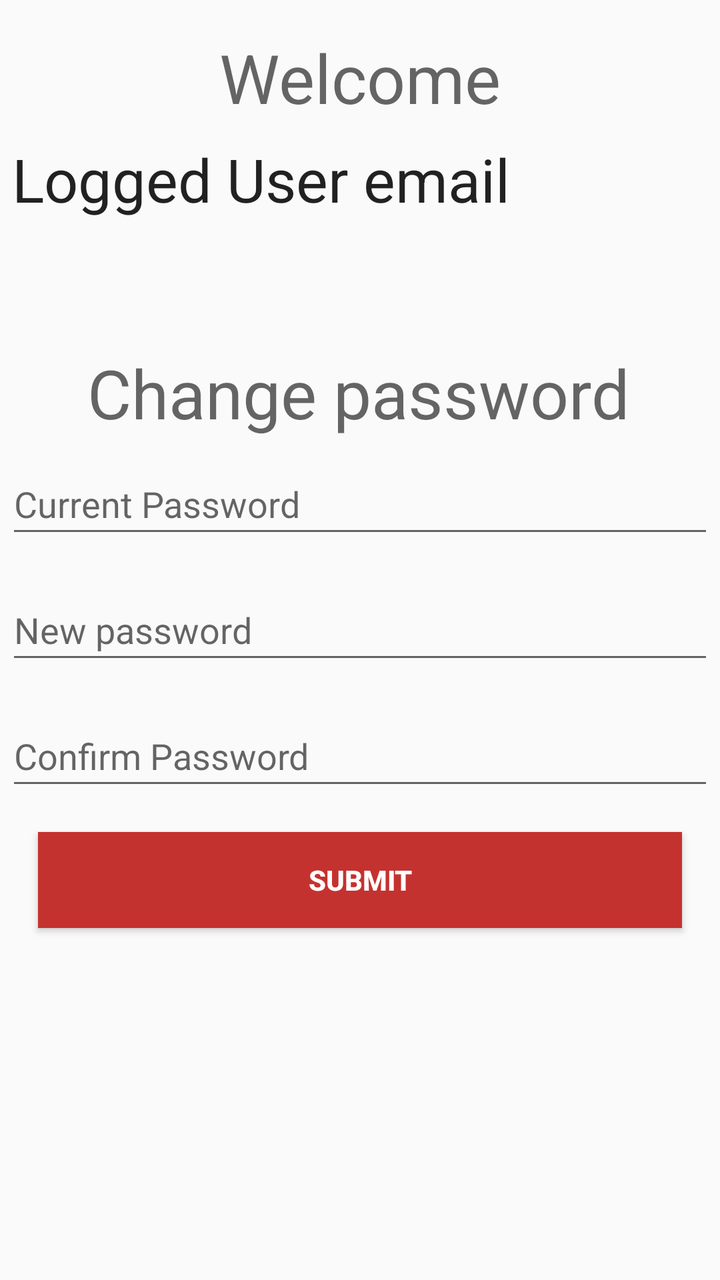
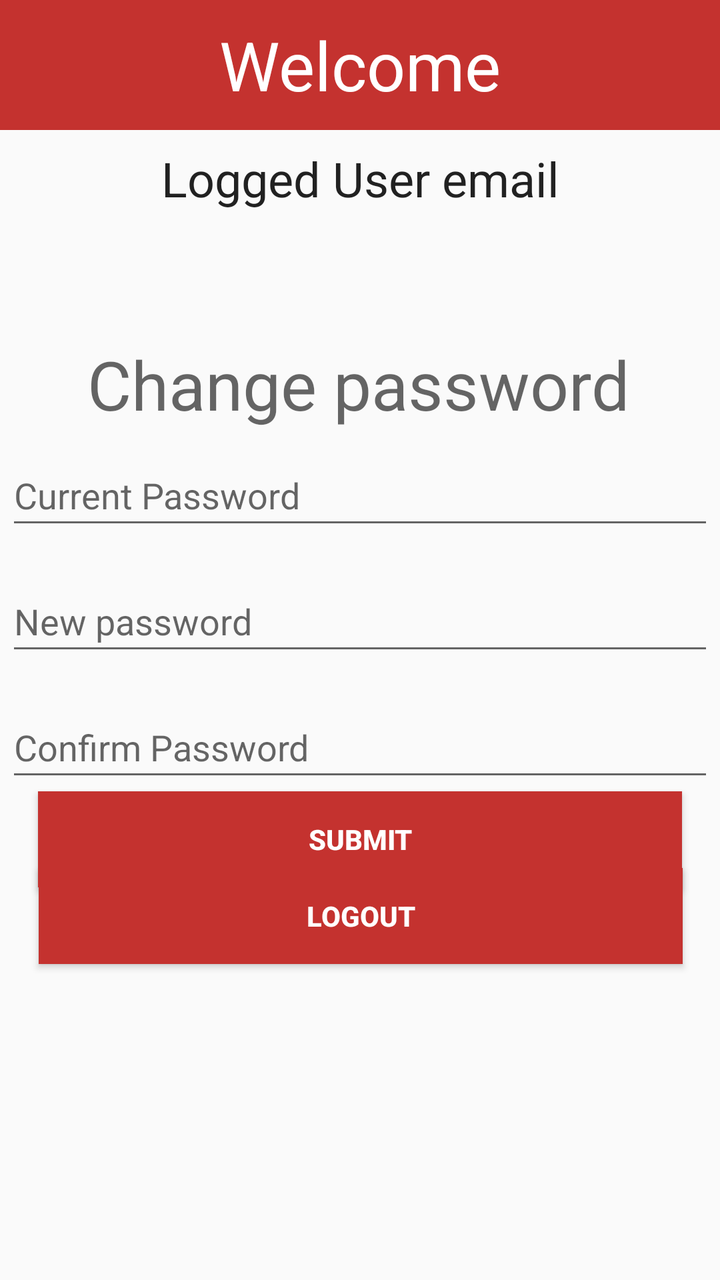

The first picture is an Android layout as it rendered before a commit; the second is the same layout after the commit. The layout source and the unified diff follow.
<!-- AndroidManifest.xml: application theme AppTheme -->
<!-- res/layout/activity_dashboard.xml -->
<?xml version="1.0" encoding="utf-8"?>
<androidx.constraintlayout.widget.ConstraintLayout xmlns:android="http://schemas.android.com/apk/res/android"
    xmlns:app="http://schemas.android.com/apk/res-auto"
    xmlns:tools="http://schemas.android.com/tools"
    android:layout_width="match_parent"
    android:layout_height="match_parent"
    tools:context=".Dashboard">

    <TextView
        android:id="@+id/tv_logged_user_name"
        android:layout_width="348dp"
        android:layout_height="wrap_content"
        android:layout_marginTop="8dp"
        android:text="@string/tv_logged_user_name"
        android:textAppearance="@style/TextAppearance.AppCompat.Large"
        android:textSize="30sp"
        app:autoSizeTextType="uniform"
        app:layout_constraintEnd_toEndOf="parent"
        app:layout_constraintStart_toStartOf="parent"
        app:layout_constraintTop_toBottomOf="@+id/tv_welcome" />

    <TextView
        android:id="@+id/tv_welcome"
        android:layout_width="wrap_content"
        android:layout_height="wrap_content"
        android:layout_marginTop="16dp"
        android:text="@string/tv_welcome"
        android:textAppearance="@style/TextAppearance.AppCompat.Display1"
        app:layout_constraintEnd_toEndOf="parent"
        app:layout_constraintStart_toStartOf="parent"
        app:layout_constraintTop_toTopOf="parent" />

    <TextView
        android:id="@+id/lb_change_password"
        android:layout_width="wrap_content"
        android:layout_height="wrap_content"
        android:layout_marginTop="64dp"
        android:text="@string/lb_change_password"
        android:textAppearance="@style/TextAppearance.AppCompat.Display1"
        app:layout_constraintEnd_toEndOf="parent"
        app:layout_constraintHorizontal_bias="0.496"
        app:layout_constraintStart_toStartOf="parent"
        app:layout_constraintTop_toBottomOf="@+id/tv_logged_user_name" />

    <EditText
        android:id="@+id/et_original_password"
        android:layout_width="354dp"
        android:layout_height="47dp"
        android:layout_marginTop="8dp"
        android:layout_marginBottom="8dp"
        android:autofillHints=""
        android:ems="10"
        android:hint="@string/current_password"
        android:inputType="textPassword"
        app:layout_constraintBottom_toTopOf="@+id/et_new_password"
        app:layout_constraintEnd_toEndOf="parent"
        app:layout_constraintStart_toStartOf="parent"
        app:layout_constraintTop_toBottomOf="@+id/lb_change_password" />

    <EditText
        android:id="@+id/et_new_password"
        android:layout_width="354dp"
        android:layout_height="47dp"
        android:layout_marginTop="8dp"
        android:layout_marginBottom="8dp"
        android:autofillHints=""
        android:ems="10"
        android:hint="@string/new_password"
        android:inputType="textPassword"
        app:layout_constraintBottom_toTopOf="@+id/et_new_password_confirm"
        app:layout_constraintEnd_toEndOf="@+id/et_original_password"
        app:layout_constraintHorizontal_bias="0.0"
        app:layout_constraintStart_toStartOf="@+id/et_original_password"
        app:layout_constraintTop_toBottomOf="@+id/et_original_password" />

    <EditText
        android:id="@+id/et_new_password_confirm"
        android:layout_width="354dp"
        android:layout_height="47dp"
        android:layout_marginTop="8dp"
        android:layout_marginBottom="8dp"
        android:autofillHints=""
        android:ems="10"
        android:hint="@string/confirm_password"
        android:inputType="textPassword"
        app:layout_constraintBottom_toTopOf="@+id/btn_change_password_submit"
        app:layout_constraintEnd_toEndOf="@+id/et_new_password"
        app:layout_constraintHorizontal_bias="0.0"
        app:layout_constraintStart_toStartOf="@+id/et_new_password"
        app:layout_constraintTop_toBottomOf="@+id/et_new_password" />

    <Button
        android:id="@+id/btn_change_password_submit"
        android:layout_width="322dp"
        android:layout_height="0dp"
        android:layout_marginTop="16dp"
        android:background="@color/colorAccent"
        android:text="@string/submit"
        android:textColor="#FFFFFF"
        android:textStyle="bold"
        app:layout_constraintEnd_toEndOf="@+id/et_new_password_confirm"
        app:layout_constraintStart_toStartOf="@+id/et_new_password_confirm"
        app:layout_constraintTop_toBottomOf="@+id/et_new_password_confirm" />

</androidx.constraintlayout.widget.ConstraintLayout>
<!-- resources referenced by this layout -->
<resources>
  <color name="colorAccent">#c4322f</color>
  <string name="confirm_password">Confirm Password</string>
  <string name="current_password">Current Password</string>
  <string name="lb_change_password">Change password</string>
  <string name="new_password">New password</string>
  <string name="submit">Submit</string>
  <string name="tv_logged_user_name">Logged User email</string>
  <string name="tv_welcome">Welcome</string>
  <style name="AppTheme" parent="Theme.AppCompat.Light.DarkActionBar">
          
          <item name="colorPrimary">@color/colorPrimary</item>
          <item name="colorPrimaryDark">@color/colorPrimaryDark</item>
          <item name="colorAccent">@color/colorAccent</item>
      </style>
  <color name="colorPrimary">#c4322f</color>
  <color name="colorPrimaryDark">#c4322f</color>
</resources>

<!-- the commit's change to res/layout/activity_dashboard.xml (unified diff, before → after) -->
@@ -11,9 +11,10 @@
         android:layout_width="348dp"
         android:layout_height="wrap_content"
         android:layout_marginTop="8dp"
+        android:gravity="center"
         android:text="@string/tv_logged_user_name"
         android:textAppearance="@style/TextAppearance.AppCompat.Large"
-        android:textSize="30sp"
+        android:textSize="24sp"
         app:autoSizeTextType="uniform"
         app:layout_constraintEnd_toEndOf="parent"
         app:layout_constraintStart_toStartOf="parent"
@@ -21,11 +22,13 @@
 
     <TextView
         android:id="@+id/tv_welcome"
-        android:layout_width="wrap_content"
-        android:layout_height="wrap_content"
-        android:layout_marginTop="16dp"
+        android:layout_width="0dp"
+        android:layout_height="65dp"
+        android:background="@color/colorPrimaryDark"
+        android:gravity="center"
         android:text="@string/tv_welcome"
         android:textAppearance="@style/TextAppearance.AppCompat.Display1"
+        android:textColor="#FFFFFF"
         app:layout_constraintEnd_toEndOf="parent"
         app:layout_constraintStart_toStartOf="parent"
         app:layout_constraintTop_toTopOf="parent" />
@@ -85,7 +88,7 @@
         android:inputType="textPassword"
         app:layout_constraintBottom_toTopOf="@+id/btn_change_password_submit"
         app:layout_constraintEnd_toEndOf="@+id/et_new_password"
-        app:layout_constraintHorizontal_bias="0.0"
+        app:layout_constraintHorizontal_bias="0.43"
         app:layout_constraintStart_toStartOf="@+id/et_new_password"
         app:layout_constraintTop_toBottomOf="@+id/et_new_password" />
 
@@ -93,7 +96,6 @@
         android:id="@+id/btn_change_password_submit"
         android:layout_width="322dp"
         android:layout_height="0dp"
-        android:layout_marginTop="16dp"
         android:background="@color/colorAccent"
         android:text="@string/submit"
         android:textColor="#FFFFFF"
@@ -102,4 +104,20 @@
         app:layout_constraintStart_toStartOf="@+id/et_new_password_confirm"
         app:layout_constraintTop_toBottomOf="@+id/et_new_password_confirm" />
 
+    <Button
+        android:id="@+id/btn_logout"
+        android:layout_width="322dp"
+        android:layout_height="wrap_content"
+        android:layout_marginTop="32dp"
+        android:layout_marginBottom="200dp"
+        android:background="@color/colorPrimaryDark"
+        android:text="Logout"
+        android:textColor="#FFFFFF"
+        android:textStyle="bold"
+        app:layout_constraintBottom_toBottomOf="parent"
+        app:layout_constraintEnd_toEndOf="parent"
+        app:layout_constraintHorizontal_bias="0.505"
+        app:layout_constraintStart_toStartOf="parent"
+        app:layout_constraintTop_toBottomOf="@+id/btn_change_password_submit" />
+
 </androidx.constraintlayout.widget.ConstraintLayout>
